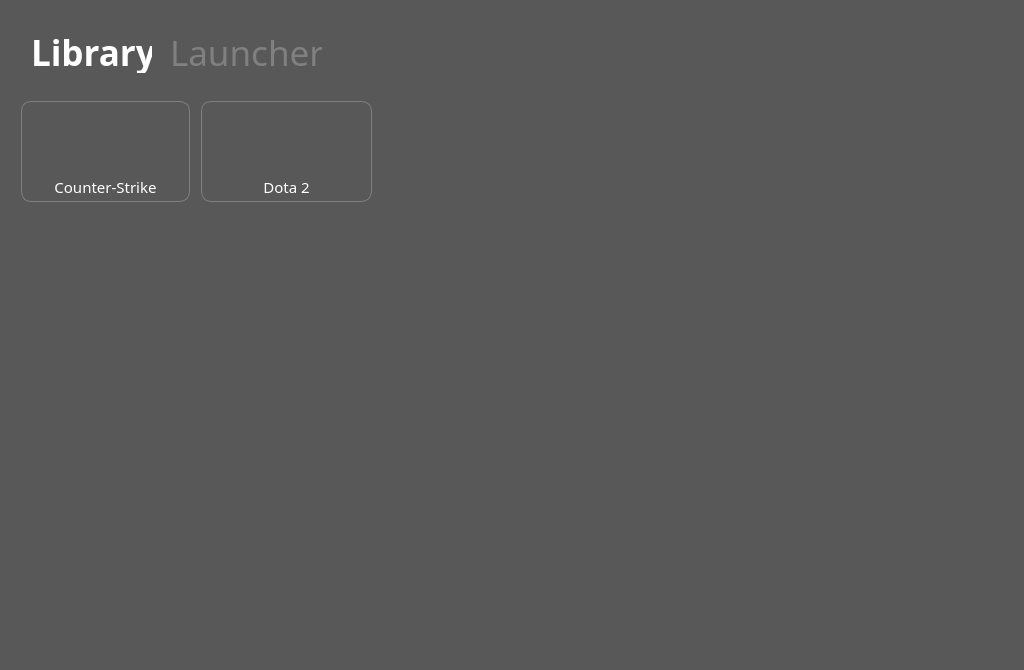
The window that Game Launcher/GameLauncher.ui (startergate/The-Intersection) describes before a commit, drawn with Qt 5.
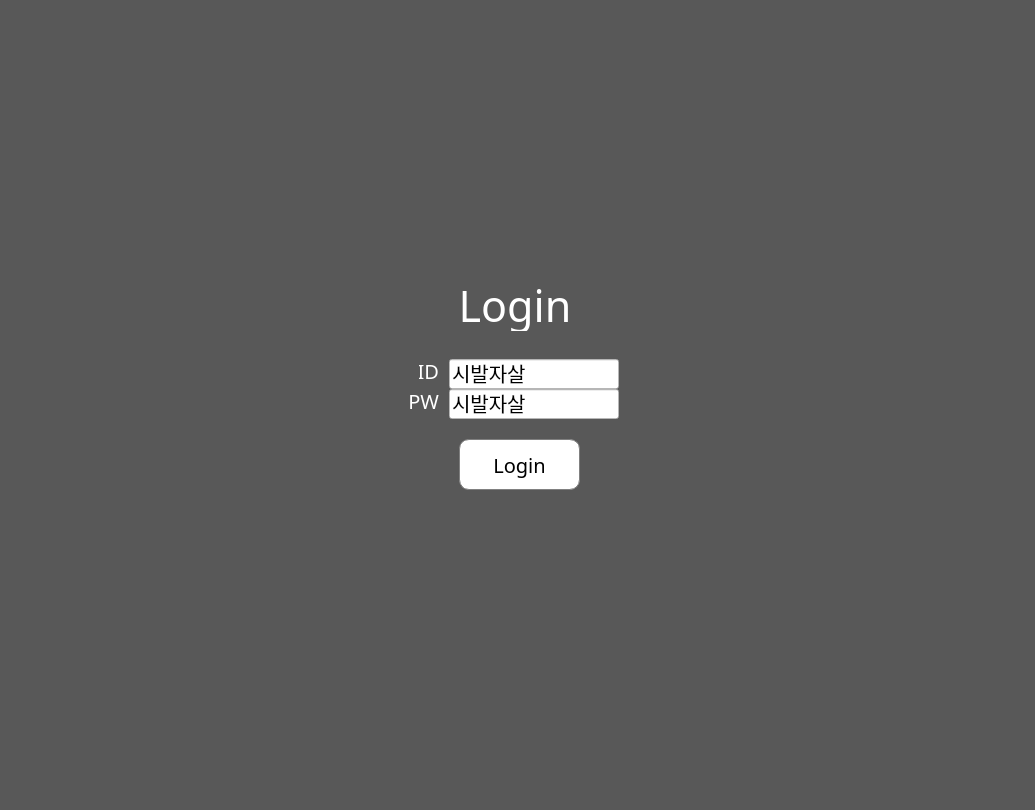
The same window after the commit. Icons and pictures are not drawn. Custom widgets are drawn as their Qt base class.

Diff of the .ui file:
```diff
--- a/Game Launcher/GameLauncher.ui
+++ b/Game Launcher/GameLauncher.ui
@@ -9,8 +9,8 @@
    <rect>
     <x>0</x>
     <y>0</y>
-    <width>1024</width>
-    <height>670</height>
+    <width>1035</width>
+    <height>810</height>
    </rect>
   </property>
   <property name="windowTitle">
@@ -20,18 +20,24 @@
    <property name="styleSheet">
     <string notr="true">background-color: rgb(88, 88, 88)</string>
    </property>
-   <layout class="QGridLayout" name="gridLayout">
-    <item row="0" column="0">
      <widget class="QStackedWidget" name="stackedWidget">
+    <property name="geometry">
+     <rect>
+      <x>9</x>
+      <y>9</y>
+      <width>1017</width>
+      <height>792</height>
+     </rect>
+    </property>
       <property name="currentIndex">
-       <number>0</number>
+     <number>3</number>
       </property>
       <widget class="QWidget" name="libraryTab">
        <widget class="QLabel" name="libraryLibraryTitle">
         <property name="geometry">
          <rect>
           <x>0</x>
-          <y>10</y>
+        <y>0</y>
           <width>151</width>
           <height>62</height>
          </rect>
@@ -149,7 +155,7 @@
         <property name="geometry">
          <rect>
           <x>140</x>
-          <y>10</y>
+        <y>0</y>
           <width>181</width>
           <height>62</height>
          </rect>
@@ -250,12 +256,187 @@
         </property>
        </widget>
       </widget>
-     </widget>
-    </item>
-   </layout>
+    <widget class="QWidget" name="loginTab">
+     <property name="layoutDirection">
+      <enum>Qt::LeftToRight</enum>
+     </property>
+     <property name="styleSheet">
+      <string notr="true"/>
+     </property>
+     <widget class="QFrame" name="frame">
+      <property name="geometry">
+       <rect>
+        <x>330</x>
+        <y>260</y>
+        <width>351</width>
+        <height>251</height>
+       </rect>
+      </property>
+      <widget class="QPushButton" name="loginBtn">
+       <property name="geometry">
+        <rect>
+         <x>120</x>
+         <y>170</y>
+         <width>121</width>
+         <height>51</height>
+        </rect>
+       </property>
+       <property name="font">
+        <font>
+         <family>Avenir LT 45 Book</family>
+         <pointsize>15</pointsize>
+        </font>
+       </property>
+       <property name="styleSheet">
+        <string notr="true">background-color: white;border: 1px solid grey;border-radius: 10px</string>
+       </property>
+       <property name="text">
+        <string>Login</string>
+       </property>
+      </widget>
+      <widget class="QLineEdit" name="pwEnter">
+       <property name="geometry">
+        <rect>
+         <x>110</x>
+         <y>120</y>
+         <width>170</width>
+         <height>30</height>
+        </rect>
+       </property>
+       <property name="font">
+        <font>
+         <family>Aleo</family>
+         <pointsize>15</pointsize>
+        </font>
+       </property>
+       <property name="styleSheet">
+        <string notr="true">background-color: white;color:black;</string>
+       </property>
+       <property name="inputMask">
+        <string/>
+       </property>
+       <property name="text">
+        <string>시발자살</string>
+       </property>
+      </widget>
+      <widget class="QLabel" name="pwDesc">
+       <property name="geometry">
+        <rect>
+         <x>70</x>
+         <y>120</y>
+         <width>30</width>
+         <height>24</height>
+        </rect>
+       </property>
+       <property name="font">
+        <font>
+         <family>Avenir LT 35 Light</family>
+         <pointsize>15</pointsize>
+        </font>
+       </property>
+       <property name="styleSheet">
+        <string notr="true">color:white</string>
+       </property>
+       <property name="text">
+        <string>PW</string>
+       </property>
+       <property name="alignment">
+        <set>Qt::AlignRight|Qt::AlignTrailing|Qt::AlignVCenter</set>
+       </property>
+      </widget>
+      <widget class="QLabel" name="idDesc">
+       <property name="geometry">
+        <rect>
+         <x>80</x>
+         <y>90</y>
+         <width>20</width>
+         <height>24</height>
+        </rect>
+       </property>
+       <property name="font">
+        <font>
+         <family>Avenir LT 35 Light</family>
+         <pointsize>15</pointsize>
+        </font>
+       </property>
+       <property name="styleSheet">
+        <string notr="true">color:white</string>
+       </property>
+       <property name="text">
+        <string>ID</string>
+       </property>
+       <property name="alignment">
+        <set>Qt::AlignRight|Qt::AlignTrailing|Qt::AlignVCenter</set>
+       </property>
+      </widget>
+      <widget class="QLineEdit" name="idEnter">
+       <property name="geometry">
+        <rect>
+         <x>110</x>
+         <y>90</y>
+         <width>170</width>
+         <height>30</height>
+        </rect>
+       </property>
+       <property name="font">
+        <font>
+         <family>Aleo</family>
+         <pointsize>15</pointsize>
+        </font>
+       </property>
+       <property name="styleSheet">
+        <string notr="true">background-color: white;color:black;</string>
+       </property>
+       <property name="inputMask">
+        <string/>
+       </property>
+       <property name="text">
+        <string>시발자살</string>
+       </property>
+      </widget>
+      <widget class="QLabel" name="loginText">
+       <property name="geometry">
+        <rect>
+         <x>120</x>
+         <y>10</y>
+         <width>112</width>
+         <height>52</height>
+        </rect>
+       </property>
+       <property name="font">
+        <font>
+         <family>Avenir LT Std 65 Medium</family>
+         <pointsize>32</pointsize>
+        </font>
+       </property>
+       <property name="styleSheet">
+        <string notr="true">color: white</string>
+       </property>
+       <property name="text">
+        <string>Login</string>
+       </property>
+       <property name="alignment">
+        <set>Qt::AlignCenter</set>
+       </property>
+      </widget>
+     </widget>
+    </widget>
+   </widget>
   </widget>
  </widget>
  <layoutdefault spacing="6" margin="11"/>
+ <customwidgets>
+  <customwidget>
+   <class>GameButton</class>
+   <extends>QPushButton</extends>
+   <header>GameButton.h</header>
+  </customwidget>
+  <customwidget>
+   <class>ClickableLabel</class>
+   <extends>QLabel</extends>
+   <header>ClickableQLabel.h</header>
+  </customwidget>
+ </customwidgets>
  <resources>
   <include location="GameLauncher.qrc"/>
  </resources>
```
Left out of the diff: 45 changed lines with no effect on the pictures. Lines whose indentation alone changed are shown as unchanged.
